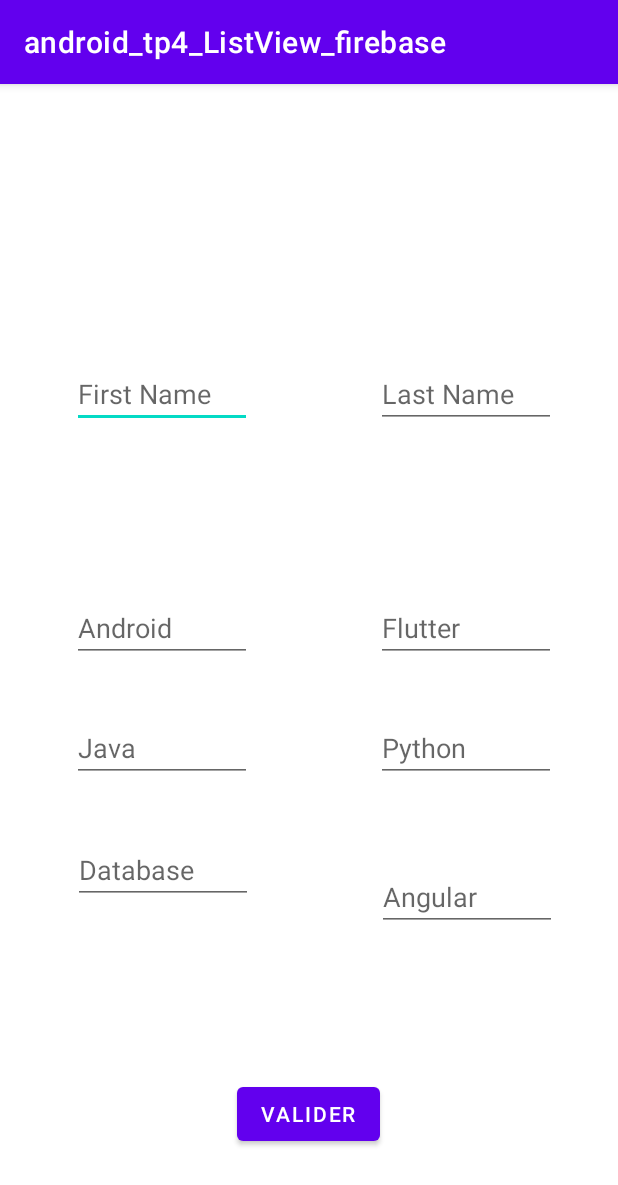
After one commit to Amyr-Fezzeni/android_tp4_ListView_firebase, an Android app: the AddUser screen opened directly, with no data from a screen before it, on a phone screen of 412 x 824 dp. The commit adds this screen. Shown: the top 1185 px of the screen. Run offline under Robolectric (Android 15) with nearby library versions, the phone set to English and light mode, and no system bars.

Commit message:
12.4.1 save and load data from firebase

```diff
--- a/app/src/main/AndroidManifest.xml
+++ b/app/src/main/AndroidManifest.xml
@@ -10,6 +10,9 @@
         android:supportsRtl="true"
         android:theme="@style/Theme.Android_tp4_ListView_firebase">
         <activity
+            android:name=".AddUser"
+            android:exported="true" />
+        <activity
             android:name=".MainActivity"
             android:exported="true">
             <intent-filter>
--- /dev/null
+++ b/app/src/main/java/com/example/android_tp4_listview_firebase/AddUser.java
@@ -0,0 +1,68 @@
+package com.example.android_tp4_listview_firebase;
+
+import androidx.appcompat.app.AppCompatActivity;
+
+import android.os.Bundle;
+import android.view.View;
+import android.widget.Button;
+import android.widget.EditText;
+import android.widget.Toast;
+
+import com.example.android_tp4_listview_firebase.models.Student;
+import com.example.android_tp4_listview_firebase.services.DatabaseService;
+
+public class AddUser extends AppCompatActivity {
+    Button valider;
+    EditText firstname;
+    EditText lastname;
+    EditText android;
+    EditText flutter;
+    EditText java;
+    EditText python;
+    EditText database;
+    EditText angular;
+
+    @Override
+    protected void onCreate(Bundle savedInstanceState) {
+        super.onCreate(savedInstanceState);
+        setContentView(R.layout.activity_add_user);
+        firstname = findViewById(R.id.firstname);
+        lastname = findViewById(R.id.lastname);
+        android  = findViewById(R.id.androidtx);
+        flutter = findViewById(R.id.fluttertx);
+        java = findViewById(R.id.javatx);
+        python = findViewById(R.id.pythontx);
+        database = findViewById(R.id.databasetx);
+        angular = findViewById(R.id.angulartx);
+
+        valider = findViewById(R.id.validerbtn);
+        valider.setOnClickListener(new View.OnClickListener() {
+            @Override
+            public void onClick(View view) {
+                if(firstname.getText().toString().isEmpty() ||
+                    lastname.getText().toString().isEmpty() ||
+                    android.getText().toString().isEmpty() ||
+                    flutter.getText().toString().isEmpty() ||
+                    java.getText().toString().isEmpty() ||
+                    python.getText().toString().isEmpty() ||
+                    database.getText().toString().isEmpty() ||
+                    angular.getText().toString().isEmpty()){
+                    Toast.makeText(AddUser.this, "please fill all fields", Toast.LENGTH_LONG).show();
+                }else{
+                    Student newUser = new Student(
+                            firstname.getText().toString(),
+                            lastname.getText().toString(),
+                            Float.parseFloat(database.getText().toString()),
+                            Float.parseFloat(android.getText().toString()),
+                            Float.parseFloat(angular.getText().toString()),
+                            Float.parseFloat(flutter.getText().toString()),
+                            Float.parseFloat(python.getText().toString()),
+                            Float.parseFloat (java.getText().toString())
+                    );
+                    DatabaseService.setData(newUser);
+                    AddUser.this.finish();
+                }
+            }
+        });
+    }
+}
--- a/app/src/main/java/com/example/android_tp4_listview_firebase/MainActivity.java
+++ b/app/src/main/java/com/example/android_tp4_listview_firebase/MainActivity.java
@@ -1,12 +1,16 @@
 package com.example.android_tp4_listview_firebase;
 
 import androidx.annotation.NonNull;
+import androidx.annotation.Nullable;
 import androidx.appcompat.app.AppCompatActivity;
+
+import android.content.Intent;
 import android.os.Bundle;
 import android.view.View;
 import android.widget.AdapterView;
 import android.widget.ArrayAdapter;
 import android.widget.AutoCompleteTextView;
+import android.widget.Button;
 import android.widget.ListView;
 import com.example.android_tp4_listview_firebase.models.Student;
 import com.example.android_tp4_listview_firebase.services.DatabaseService;
@@ -25,6 +29,7 @@ public class MainActivity extends AppCompatActivity {
     AutoCompleteTextView search;
     ArrayList<Student> students;
     CustomAdapter adapter;
+    Button add;
     @Override
     protected void onCreate(Bundle savedInstanceState) {
         super.onCreate(savedInstanceState);
@@ -44,7 +49,7 @@ public class MainActivity extends AppCompatActivity {
                             for (QueryDocumentSnapshot document : task.getResult()) {
                                 students.add(new Student(document.getData()));
                             }
-                            search.setAdapter(new ArrayAdapter<String>(MainActivity.this,android.R.layout.select_dialog_item,getNames(DatabaseService.getStudents())));
+                            search.setAdapter(new ArrayAdapter<String>(MainActivity.this,android.R.layout.select_dialog_item,getNames(students)));
                             search.setThreshold(1);
                         } else {
                             System.out.println("Error getting documents."+ task.getException());
@@ -68,10 +73,41 @@ public class MainActivity extends AppCompatActivity {
             }
         });
 
-
+        add = findViewById(R.id.add_student);
+        add.setOnClickListener(new View.OnClickListener() {
+            @Override
+            public void onClick(View view) {
+                Intent intent = new Intent(MainActivity.this, AddUser.class);
+                startActivity(intent);
+            }
+        });
 
     }
 
+   @Override
+    protected void onResume() {
+        super.onResume();
+       DatabaseService.db.collection("users")
+               .get()
+               .addOnCompleteListener(new OnCompleteListener<QuerySnapshot>() {
+                   @Override
+                   public void onComplete(@NonNull Task<QuerySnapshot> task) {
+                       if (task.isSuccessful()) {
+                           for (QueryDocumentSnapshot document : task.getResult()) {
+                               students.add(new Student(document.getData()));
+                           }
+                           search.setAdapter(new ArrayAdapter<String>(MainActivity.this,android.R.layout.select_dialog_item,getNames(students)));
+                           search.setThreshold(1);
+                       } else {
+                           System.out.println("Error getting documents."+ task.getException());
+                       }
+                   }
+               });
+//        DatabaseService.getData();
+       System.out.println("done");
+//        search.setAdapter(new ArrayAdapter<String>(MainActivity.this,android.R.layout.select_dialog_item,getNames(DatabaseService.students)));
+
+    }
 
     Float [] getNotes(Student s){
         return new Float[] {s.python, s.java, s.flutter,s.angular,s.database};
--- a/app/src/main/java/com/example/android_tp4_listview_firebase/services/DatabaseService.java
+++ b/app/src/main/java/com/example/android_tp4_listview_firebase/services/DatabaseService.java
@@ -17,7 +17,7 @@ import java.util.concurrent.CompletableFuture;
 
 public class DatabaseService {
     static public FirebaseFirestore db = FirebaseFirestore.getInstance();
-    static ArrayList<Student> students = new ArrayList<>();
+    static public ArrayList<Student> students = new ArrayList<>();
     static public void setData(Student s) {
 
         db.collection("users")
--- /dev/null
+++ b/app/src/main/res/layout/activity_add_user.xml
@@ -0,0 +1,134 @@
+<?xml version="1.0" encoding="utf-8"?>
+<androidx.constraintlayout.widget.ConstraintLayout xmlns:android="http://schemas.android.com/apk/res/android"
+    xmlns:app="http://schemas.android.com/apk/res-auto"
+    xmlns:tools="http://schemas.android.com/tools"
+    android:layout_width="match_parent"
+    android:layout_height="match_parent"
+    tools:context=".AddUser">
+
+    <EditText
+        android:id="@+id/firstname"
+        android:layout_width="120dp"
+        android:layout_height="40dp"
+        android:layout_marginStart="68dp"
+        android:layout_marginTop="189dp"
+        android:layout_marginEnd="41dp"
+        android:ems="10"
+        android:hint="First Name"
+        android:inputType="textPersonName"
+        app:layout_constraintEnd_toStartOf="@+id/lastname"
+        app:layout_constraintStart_toStartOf="parent"
+        app:layout_constraintTop_toTopOf="parent" />
+
+    <EditText
+        android:id="@+id/lastname"
+        android:layout_width="120dp"
+        android:layout_height="40dp"
+        android:layout_marginStart="41dp"
+        android:layout_marginTop="189dp"
+        android:layout_marginEnd="62dp"
+        android:ems="10"
+        android:hint="Last Name"
+        android:inputType="textPersonName"
+        app:layout_constraintEnd_toEndOf="parent"
+        app:layout_constraintStart_toEndOf="@+id/firstname"
+        app:layout_constraintTop_toTopOf="parent" />
+
+    <EditText
+        android:id="@+id/pythontx"
+        android:layout_width="120dp"
+        android:layout_height="40dp"
+        android:layout_marginStart="41dp"
+        android:layout_marginTop="40dp"
+        android:layout_marginEnd="62dp"
+        android:ems="10"
+        android:hint="Python"
+        android:inputType="textPersonName"
+        app:layout_constraintEnd_toEndOf="parent"
+        app:layout_constraintStart_toEndOf="@+id/javatx"
+        app:layout_constraintTop_toBottomOf="@+id/fluttertx" />
+
+    <EditText
+        android:id="@+id/androidtx"
+        android:layout_width="120dp"
+        android:layout_height="40dp"
+        android:layout_marginStart="68dp"
+        android:layout_marginTop="116dp"
+        android:layout_marginEnd="41dp"
+        android:ems="10"
+        android:hint="Android"
+        android:inputType="textPersonName"
+        app:layout_constraintEnd_toStartOf="@+id/fluttertx"
+        app:layout_constraintStart_toStartOf="parent"
+        app:layout_constraintTop_toBottomOf="@+id/firstname" />
+
+    <EditText
+        android:id="@+id/fluttertx"
+        android:layout_width="120dp"
+        android:layout_height="40dp"
+        android:layout_marginStart="41dp"
+        android:layout_marginTop="116dp"
+        android:layout_marginEnd="62dp"
+        android:ems="10"
+        android:hint="Flutter"
+        android:inputType="textPersonName"
+        app:layout_constraintEnd_toEndOf="parent"
+        app:layout_constraintStart_toEndOf="@+id/androidtx"
+        app:layout_constraintTop_toBottomOf="@+id/lastname" />
+
+    <EditText
+        android:id="@+id/angulartx"
+        android:layout_width="120dp"
+        android:layout_height="40dp"
+        android:layout_marginStart="41dp"
+        android:layout_marginTop="41dp"
+        android:layout_marginEnd="40dp"
+        android:layout_marginBottom="80dp"
+        android:ems="10"
+        android:hint="Angular"
+        android:inputType="textPersonName"
+        app:layout_constraintBottom_toTopOf="@+id/validerbtn"
+        app:layout_constraintEnd_toEndOf="parent"
+        app:layout_constraintStart_toEndOf="@+id/databasetx"
+        app:layout_constraintTop_toBottomOf="@+id/pythontx" />
+
+    <EditText
+        android:id="@+id/javatx"
+        android:layout_width="120dp"
+        android:layout_height="40dp"
+        android:layout_marginStart="68dp"
+        android:layout_marginTop="40dp"
+        android:layout_marginEnd="41dp"
+        android:ems="10"
+        android:hint="Java"
+        android:inputType="textPersonName"
+        app:layout_constraintEnd_toStartOf="@+id/pythontx"
+        app:layout_constraintStart_toStartOf="parent"
+        app:layout_constraintTop_toBottomOf="@+id/androidtx" />
+
+    <Button
+        android:id="@+id/validerbtn"
+        android:layout_width="wrap_content"
+        android:layout_height="wrap_content"
+        android:layout_marginStart="158dp"
+        android:layout_marginEnd="159dp"
+        android:layout_marginBottom="57dp"
+        android:text="Valider"
+        app:layout_constraintBottom_toBottomOf="parent"
+        app:layout_constraintEnd_toEndOf="parent"
+        app:layout_constraintStart_toStartOf="parent" />
+
+    <EditText
+        android:id="@+id/databasetx"
+        android:layout_width="120dp"
+        android:layout_height="40dp"
+        android:layout_marginStart="48dp"
+        android:layout_marginTop="41dp"
+        android:layout_marginEnd="41dp"
+        android:ems="10"
+        android:hint="Database"
+        android:inputType="textPersonName"
+        app:layout_constraintEnd_toStartOf="@+id/angulartx"
+        app:layout_constraintStart_toStartOf="parent"
+        app:layout_constraintTop_toBottomOf="@+id/javatx" />
+</androidx.constraintlayout.widget.ConstraintLayout>
```
